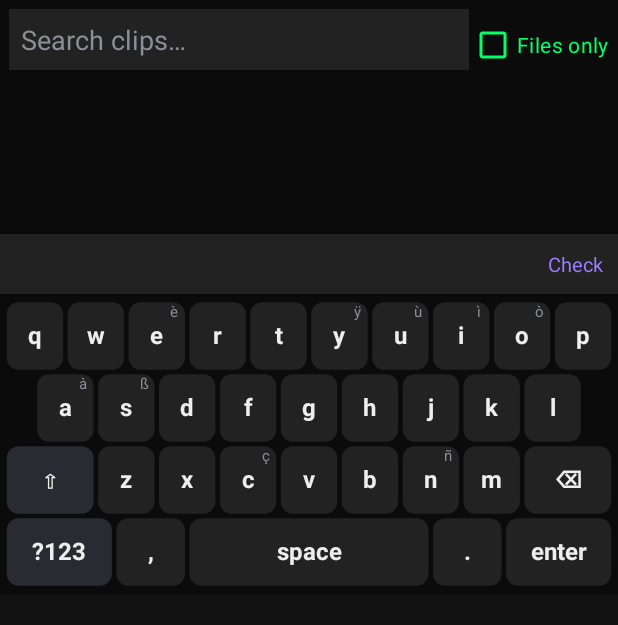
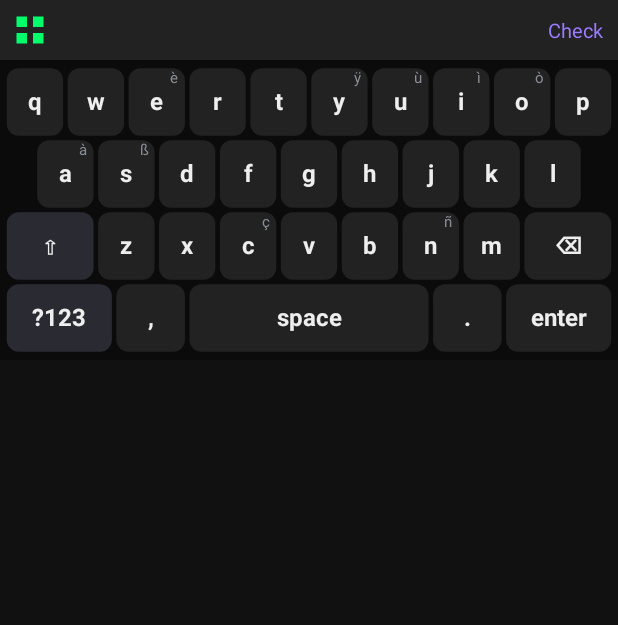
Before and after one commit to johnshorttn/nullkey-ai-android, an Android app: the layout keyboard.xml on its own in the app's theme, with its tools: preview values and no code run, on a phone screen of 412 x 824 dp. Shown: the top 625 px of the screen. Run offline under Robolectric (Android 15) with nearby library versions, the phone set to English and light mode, and no system bars.

Commit message:
Hide the keyboard vault behind a Tools button.
The default keyboard is the suggestion strip and keys. A grid button opens search and clippings, and the back icon closes that panel so keys return to the host field.

Co-authored-by: johnshorttn <johnshorttn@users.noreply.github.com>

```diff
--- /dev/null
+++ b/app/src/main/res/drawable/ic_tools_grid.xml
@@ -0,0 +1,10 @@
+<?xml version="1.0" encoding="utf-8"?>
+<vector xmlns:android="http://schemas.android.com/apk/res/android"
+    android:width="24dp"
+    android:height="24dp"
+    android:viewportWidth="24"
+    android:viewportHeight="24">
+    <path
+        android:fillColor="@color/neon"
+        android:pathData="M3,3h7v7h-7z M14,3h7v7h-7z M3,14h7v7h-7z M14,14h7v7h-7z" />
+</vector>
--- a/app/src/main/res/layout/keyboard.xml
+++ b/app/src/main/res/layout/keyboard.xml
@@ -1,60 +1,10 @@
 <?xml version="1.0" encoding="utf-8"?>
 <LinearLayout xmlns:android="http://schemas.android.com/apk/res/android"
+    android:id="@+id/keyboard_root"
     android:layout_width="match_parent"
     android:layout_height="wrap_content"
     android:background="@color/kb_background"
     android:orientation="vertical">
-
-    <LinearLayout
-        android:layout_width="match_parent"
-        android:layout_height="wrap_content"
-        android:orientation="horizontal"
-        android:padding="6dp">
-
-        <EditText
-            android:id="@+id/clip_search"
-            android:layout_width="0dp"
-            android:layout_height="wrap_content"
-            android:layout_weight="1"
-            android:background="@color/kb_key"
-            android:hint="@string/search_clips"
-            android:importantForAccessibility="yes"
-            android:inputType="text"
-            android:padding="8dp"
-            android:textColor="@color/neon"
-            android:textColorHint="@color/slate" />
-
-        <CheckBox
-            android:id="@+id/files_only"
-            android:layout_width="wrap_content"
-            android:layout_height="wrap_content"
-            android:layout_gravity="center_vertical"
-            android:buttonTint="@color/neon"
-            android:text="@string/files_only"
-            android:textColor="@color/neon" />
-    </LinearLayout>
-
-    <FrameLayout
-        android:layout_width="match_parent"
-        android:layout_height="96dp"
-        android:background="@color/kb_background">
-
-        <androidx.recyclerview.widget.RecyclerView
-            android:id="@+id/clips_list"
-            android:layout_width="match_parent"
-            android:layout_height="match_parent" />
-
-        <TextView
-            android:id="@+id/clips_empty"
-            android:layout_width="wrap_content"
-            android:layout_height="wrap_content"
-            android:layout_gravity="center"
-            android:padding="8dp"
-            android:text="@string/no_clips"
-            android:textColor="@color/slate"
-            android:textSize="12sp"
-            android:visibility="gone" />
-    </FrameLayout>
 
     <LinearLayout
         android:id="@+id/suggestion_strip"
@@ -62,6 +12,19 @@
         android:layout_height="40dp"
         android:background="@color/kb_key"
         android:orientation="horizontal">
+
+        <ImageButton
+            android:id="@+id/keyboard_tools"
+            android:layout_width="40dp"
+            android:layout_height="match_parent"
+            android:background="@color/kb_key"
+            android:clickable="true"
+            android:contentDescription="@string/keyboard_tools_open"
+            android:focusable="false"
+            android:importantForAccessibility="yes"
+            android:padding="8dp"
+            android:scaleType="fitCenter"
+            android:src="@drawable/ic_tools_grid" />
 
         <TextView
             android:id="@+id/suggestion_0"
@@ -107,6 +70,67 @@
             android:textSize="13sp" />
     </LinearLayout>
 
+    <!-- Hidden until Tools is tapped, so the default keyboard stays a single
+         strip plus keys and does not cover the host field. -->
+    <LinearLayout
+        android:id="@+id/vault_panel"
+        android:layout_width="match_parent"
+        android:layout_height="wrap_content"
+        android:orientation="vertical"
+        android:visibility="gone">
+
+        <LinearLayout
+            android:layout_width="match_parent"
+            android:layout_height="wrap_content"
+            android:orientation="horizontal"
+            android:padding="6dp">
+
+            <EditText
+                android:id="@+id/clip_search"
+                android:layout_width="0dp"
+                android:layout_height="wrap_content"
+                android:layout_weight="1"
+                android:background="@color/kb_key"
+                android:hint="@string/search_clips"
+                android:importantForAccessibility="yes"
+                android:inputType="text"
+                android:padding="8dp"
+                android:textColor="@color/neon"
+                android:textColorHint="@color/slate" />
+
+            <CheckBox
+                android:id="@+id/files_only"
+                android:layout_width="wrap_content"
+                android:layout_height="wrap_content"
+                android:layout_gravity="center_vertical"
+                android:buttonTint="@color/neon"
+                android:text="@string/files_only"
+                android:textColor="@color/neon" />
+        </LinearLayout>
+
+        <FrameLayout
+            android:layout_width="match_parent"
+            android:layout_height="112dp"
+            android:background="@color/kb_background">
+
+            <androidx.recyclerview.widget.RecyclerView
+                android:id="@+id/clips_list"
+                android:layout_width="match_parent"
+                android:layout_height="match_parent" />
+
+            <TextView
+                android:id="@+id/clips_empty"
+                android:layout_width="wrap_content"
+                android:layout_height="wrap_content"
+                android:layout_gravity="center"
+                android:padding="8dp"
+                android:text="@string/no_clips"
+                android:textColor="@color/slate"
+                android:textSize="12sp"
+                android:visibility="gone" />
+        </FrameLayout>
+    </LinearLayout>
+
     <FrameLayout
         android:layout_width="match_parent"
         android:layout_height="wrap_content">
--- a/app/src/main/res/values/strings.xml
+++ b/app/src/main/res/values/strings.xml
@@ -20,6 +20,8 @@
     <string name="import_failed">Import failed</string>
     <string name="import_protected_requires_secure">Protected clips cannot be restored from plain JSON. Use Secure Restore.</string>
 
+    <string name="keyboard_tools_open">Vault tools</string>
+    <string name="keyboard_tools_close">Close vault</string>
     <string name="search_clips">Search clips…</string>
     <string name="files_only">Files only</string>
     <string name="no_clips">No clips yet. Copy something or tap “Capture clip”.</string>
```
Also changed, not shown: app/src/main/java/com/nullverse/nullkeyai/ime/NullKeyImeService.kt (+41 -6 lines), app/src/main/res/drawable/ic_tools_back.xml (added, +10 -0 lines), 2 other files.
